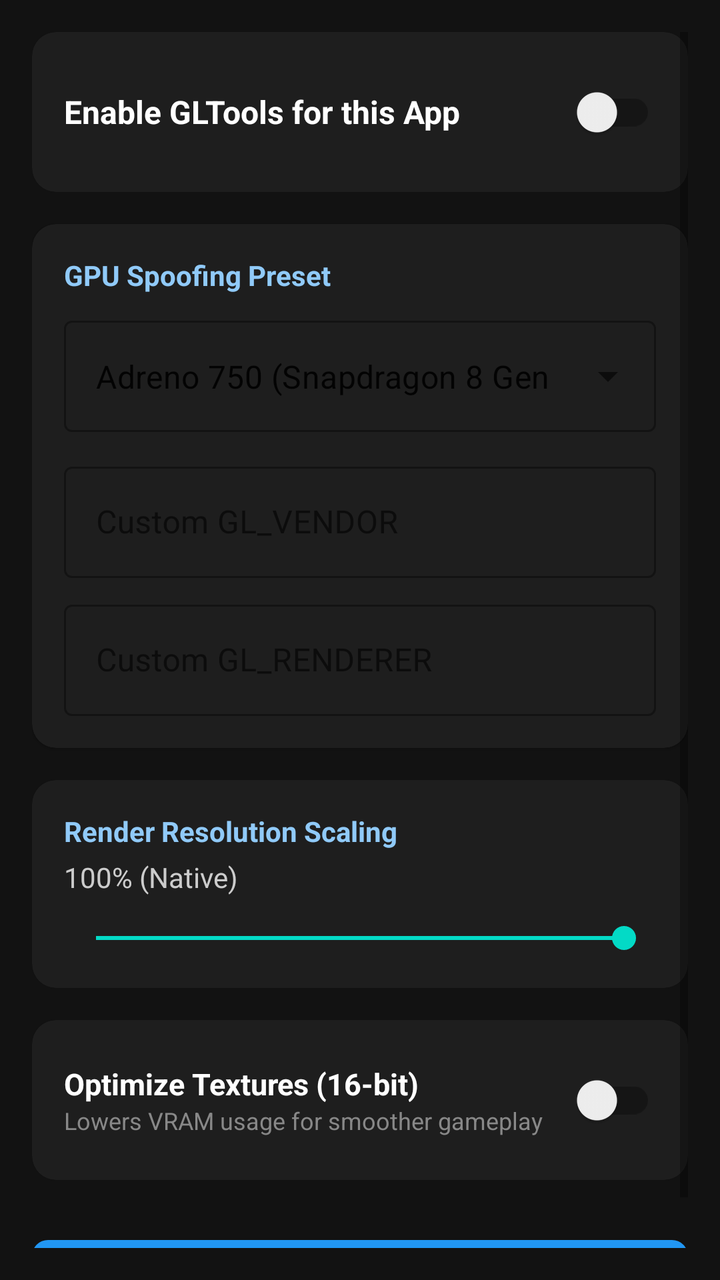
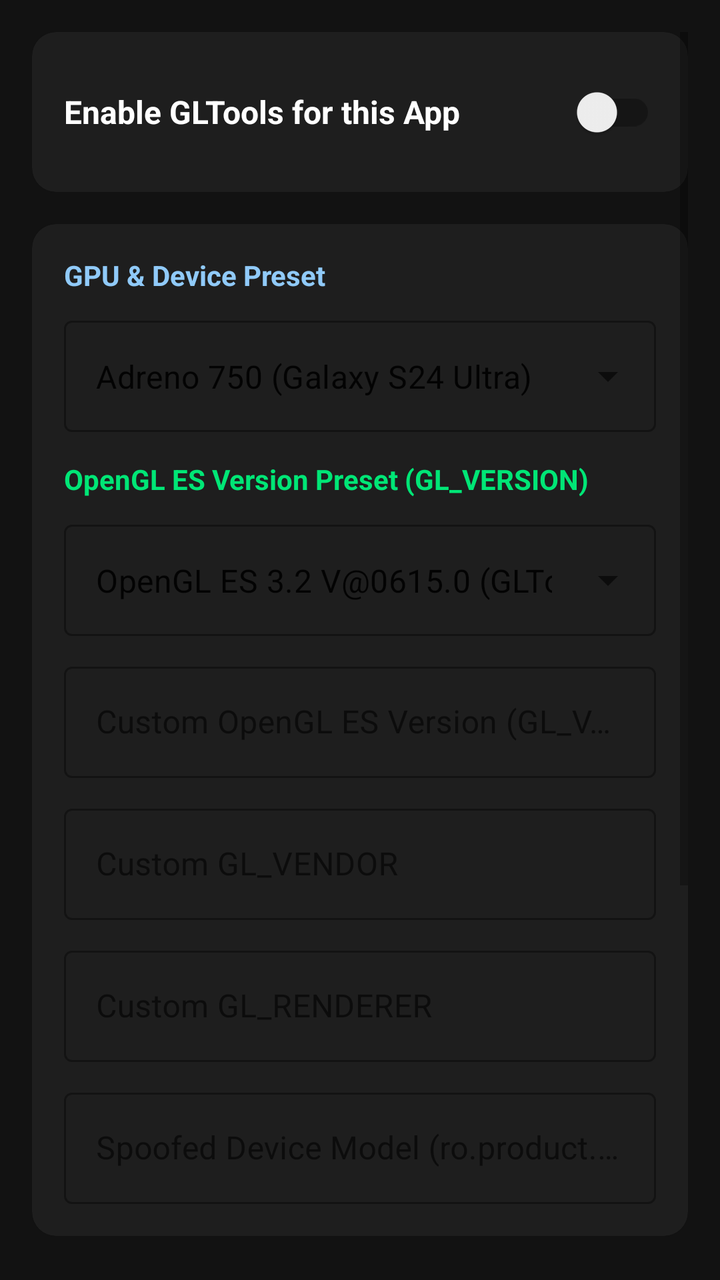

Two renders of the same Android screen: before a commit and after it. Below are the layout's source before the change and the commit's diff.
<!-- AndroidManifest.xml: application theme Theme.GLTools -->
<!-- res/layout/activity_app_detail.xml -->
<?xml version="1.0" encoding="utf-8"?>
<ScrollView xmlns:android="http://schemas.android.com/apk/res/android"
    xmlns:app="http://schemas.android.com/apk/res-auto"
    android:layout_width="match_parent"
    android:layout_height="match_parent"
    android:background="#121212"
    android:padding="16dp">

    <LinearLayout
        android:layout_width="match_parent"
        android:layout_height="wrap_content"
        android:orientation="vertical">

        
        <com.google.android.material.card.MaterialCardView
            android:layout_width="match_parent"
            android:layout_height="wrap_content"
            android:layout_marginBottom="16dp"
            app:cardBackgroundColor="#1E1E1E"
            app:cardCornerRadius="12dp">

            <LinearLayout
                android:layout_width="match_parent"
                android:layout_height="wrap_content"
                android:orientation="horizontal"
                android:padding="16dp"
                android:gravity="center_vertical">

                <TextView
                    android:layout_width="0dp"
                    android:layout_height="wrap_content"
                    android:layout_weight="1"
                    android:text="Enable GLTools for this App"
                    android:textColor="#FFFFFF"
                    android:textSize="16sp"
                    android:textStyle="bold" />

                <androidx.appcompat.widget.SwitchCompat
                    android:id="@+id/switchActive"
                    android:layout_width="wrap_content"
                    android:layout_height="wrap_content" />
            </LinearLayout>
        </com.google.android.material.card.MaterialCardView>

        
        <com.google.android.material.card.MaterialCardView
            android:layout_width="match_parent"
            android:layout_height="wrap_content"
            android:layout_marginBottom="16dp"
            app:cardBackgroundColor="#1E1E1E"
            app:cardCornerRadius="12dp">

            <LinearLayout
                android:layout_width="match_parent"
                android:layout_height="wrap_content"
                android:orientation="vertical"
                android:padding="16dp">

                <TextView
                    android:layout_width="wrap_content"
                    android:layout_height="wrap_content"
                    android:text="GPU Spoofing Preset"
                    android:textColor="#90CAF9"
                    android:textSize="14sp"
                    android:textStyle="bold"
                    android:layout_marginBottom="8dp" />

                <com.google.android.material.textfield.TextInputLayout
                    android:layout_width="match_parent"
                    android:layout_height="wrap_content"
                    style="@style/Widget.MaterialComponents.TextInputLayout.OutlinedBox.ExposedDropdownMenu">

                    <AutoCompleteTextView
                        android:id="@+id/actvPreset"
                        android:layout_width="match_parent"
                        android:layout_height="wrap_content"
                        android:inputType="none"
                        android:text="Adreno 750 (Snapdragon 8 Gen 3)" />
                </com.google.android.material.textfield.TextInputLayout>

                <com.google.android.material.textfield.TextInputLayout
                    android:layout_width="match_parent"
                    android:layout_height="wrap_content"
                    android:layout_marginTop="12dp"
                    android:hint="Custom GL_VENDOR"
                    style="@style/Widget.MaterialComponents.TextInputLayout.OutlinedBox">

                    <com.google.android.material.textfield.TextInputEditText
                        android:id="@+id/etVendor"
                        android:layout_width="match_parent"
                        android:layout_height="wrap_content" />
                </com.google.android.material.textfield.TextInputLayout>

                <com.google.android.material.textfield.TextInputLayout
                    android:layout_width="match_parent"
                    android:layout_height="wrap_content"
                    android:layout_marginTop="8dp"
                    android:hint="Custom GL_RENDERER"
                    style="@style/Widget.MaterialComponents.TextInputLayout.OutlinedBox">

                    <com.google.android.material.textfield.TextInputEditText
                        android:id="@+id/etRenderer"
                        android:layout_width="match_parent"
                        android:layout_height="wrap_content" />
                </com.google.android.material.textfield.TextInputLayout>
            </LinearLayout>
        </com.google.android.material.card.MaterialCardView>

        
        <com.google.android.material.card.MaterialCardView
            android:layout_width="match_parent"
            android:layout_height="wrap_content"
            android:layout_marginBottom="16dp"
            app:cardBackgroundColor="#1E1E1E"
            app:cardCornerRadius="12dp">

            <LinearLayout
                android:layout_width="match_parent"
                android:layout_height="wrap_content"
                android:orientation="vertical"
                android:padding="16dp">

                <TextView
                    android:layout_width="wrap_content"
                    android:layout_height="wrap_content"
                    android:text="Render Resolution Scaling"
                    android:textColor="#90CAF9"
                    android:textSize="14sp"
                    android:textStyle="bold" />

                <TextView
                    android:id="@+id/tvResolutionValue"
                    android:layout_width="wrap_content"
                    android:layout_height="wrap_content"
                    android:text="100% (Native)"
                    android:textColor="#CCCCCC"
                    android:layout_marginTop="4dp" />

                <SeekBar
                    android:id="@+id/sbResolution"
                    android:layout_width="match_parent"
                    android:layout_height="wrap_content"
                    android:max="100"
                    android:progress="100"
                    android:layout_marginTop="12dp" />
            </LinearLayout>
        </com.google.android.material.card.MaterialCardView>

        
        <com.google.android.material.card.MaterialCardView
            android:layout_width="match_parent"
            android:layout_height="wrap_content"
            android:layout_marginBottom="24dp"
            app:cardBackgroundColor="#1E1E1E"
            app:cardCornerRadius="12dp">

            <LinearLayout
                android:layout_width="match_parent"
                android:layout_height="wrap_content"
                android:orientation="horizontal"
                android:padding="16dp"
                android:gravity="center_vertical">

                <LinearLayout
                    android:layout_width="0dp"
                    android:layout_height="wrap_content"
                    android:layout_weight="1"
                    android:orientation="vertical">

                    <TextView
                        android:layout_width="wrap_content"
                        android:layout_height="wrap_content"
                        android:text="Optimize Textures (16-bit)"
                        android:textColor="#FFFFFF"
                        android:textSize="15sp"
                        android:textStyle="bold" />

                    <TextView
                        android:layout_width="wrap_content"
                        android:layout_height="wrap_content"
                        android:text="Lowers VRAM usage for smoother gameplay"
                        android:textColor="#888888"
                        android:textSize="12sp" />
                </LinearLayout>

                <androidx.appcompat.widget.SwitchCompat
                    android:id="@+id/switchTextures"
                    android:layout_width="wrap_content"
                    android:layout_height="wrap_content" />
            </LinearLayout>
        </com.google.android.material.card.MaterialCardView>

        <com.google.android.material.button.MaterialButton
            android:id="@+id/btnSave"
            android:layout_width="match_parent"
            android:layout_height="54dp"
            android:text="Apply Profile to Zygisk"
            app:cornerRadius="8dp" />
    </LinearLayout>
</ScrollView>
<!-- resources referenced by this layout -->
<resources>
  <style name="Theme.GLTools" parent="Theme.MaterialComponents.DayNight.NoActionBar">
          <item name="colorPrimary">#2196F3</item>
          <item name="colorPrimaryVariant">#1976D2</item>
          <item name="colorOnPrimary">#FFFFFF</item>
          <item name="android:windowBackground">#121212</item>
      </style>
</resources>

<!-- the commit's change to res/layout/activity_app_detail.xml (unified diff, before → after) -->
@@ -59,7 +59,7 @@
                 <TextView
                     android:layout_width="wrap_content"
                     android:layout_height="wrap_content"
-                    android:text="GPU Spoofing Preset"
+                    android:text="GPU &amp; Device Preset"
                     android:textColor="#90CAF9"
                     android:textSize="14sp"
                     android:textStyle="bold"
@@ -75,13 +75,49 @@
                         android:layout_width="match_parent"
                         android:layout_height="wrap_content"
                         android:inputType="none"
-                        android:text="Adreno 750 (Snapdragon 8 Gen 3)" />
-                </com.google.android.material.textfield.TextInputLayout>
-
-                <com.google.android.material.textfield.TextInputLayout
-                    android:layout_width="match_parent"
-                    android:layout_height="wrap_content"
-                    android:layout_marginTop="12dp"
+                        android:text="Adreno 750 (Galaxy S24 Ultra)" />
+                </com.google.android.material.textfield.TextInputLayout>
+
+                <TextView
+                    android:layout_width="wrap_content"
+                    android:layout_height="wrap_content"
+                    android:text="OpenGL ES Version Preset (GL_VERSION)"
+                    android:textColor="#00E676"
+                    android:textSize="14sp"
+                    android:textStyle="bold"
+                    android:layout_marginTop="14dp"
+                    android:layout_marginBottom="8dp" />
+
+                <com.google.android.material.textfield.TextInputLayout
+                    android:layout_width="match_parent"
+                    android:layout_height="wrap_content"
+                    style="@style/Widget.MaterialComponents.TextInputLayout.OutlinedBox.ExposedDropdownMenu">
+
+                    <AutoCompleteTextView
+                        android:id="@+id/actvGlVersionPreset"
+                        android:layout_width="match_parent"
+                        android:layout_height="wrap_content"
+                        android:inputType="none"
+                        android:text="OpenGL ES 3.2 V@0615.0 (GLTools)" />
+                </com.google.android.material.textfield.TextInputLayout>
+
+                <com.google.android.material.textfield.TextInputLayout
+                    android:layout_width="match_parent"
+                    android:layout_height="wrap_content"
+                    android:layout_marginTop="10dp"
+                    android:hint="Custom OpenGL ES Version (GL_VERSION)"
+                    style="@style/Widget.MaterialComponents.TextInputLayout.OutlinedBox">
+
+                    <com.google.android.material.textfield.TextInputEditText
+                        android:id="@+id/etVersion"
+                        android:layout_width="match_parent"
+                        android:layout_height="wrap_content" />
+                </com.google.android.material.textfield.TextInputLayout>
+
+                <com.google.android.material.textfield.TextInputLayout
+                    android:layout_width="match_parent"
+                    android:layout_height="wrap_content"
+                    android:layout_marginTop="10dp"
                     android:hint="Custom GL_VENDOR"
                     style="@style/Widget.MaterialComponents.TextInputLayout.OutlinedBox">
 
@@ -94,12 +130,25 @@
                 <com.google.android.material.textfield.TextInputLayout
                     android:layout_width="match_parent"
                     android:layout_height="wrap_content"
-                    android:layout_marginTop="8dp"
+                    android:layout_marginTop="10dp"
                     android:hint="Custom GL_RENDERER"
                     style="@style/Widget.MaterialComponents.TextInputLayout.OutlinedBox">
 
                     <com.google.android.material.textfield.TextInputEditText
                         android:id="@+id/etRenderer"
+                        android:layout_width="match_parent"
+                        android:layout_height="wrap_content" />
+                </com.google.android.material.textfield.TextInputLayout>
+
+                <com.google.android.material.textfield.TextInputLayout
+                    android:layout_width="match_parent"
+                    android:layout_height="wrap_content"
+                    android:layout_marginTop="10dp"
+                    android:hint="Spoofed Device Model (ro.product.model)"
+                    style="@style/Widget.MaterialComponents.TextInputLayout.OutlinedBox">
+
+                    <com.google.android.material.textfield.TextInputEditText
+                        android:id="@+id/etModel"
                         android:layout_width="match_parent"
                         android:layout_height="wrap_content" />
                 </com.google.android.material.textfield.TextInputLayout>
